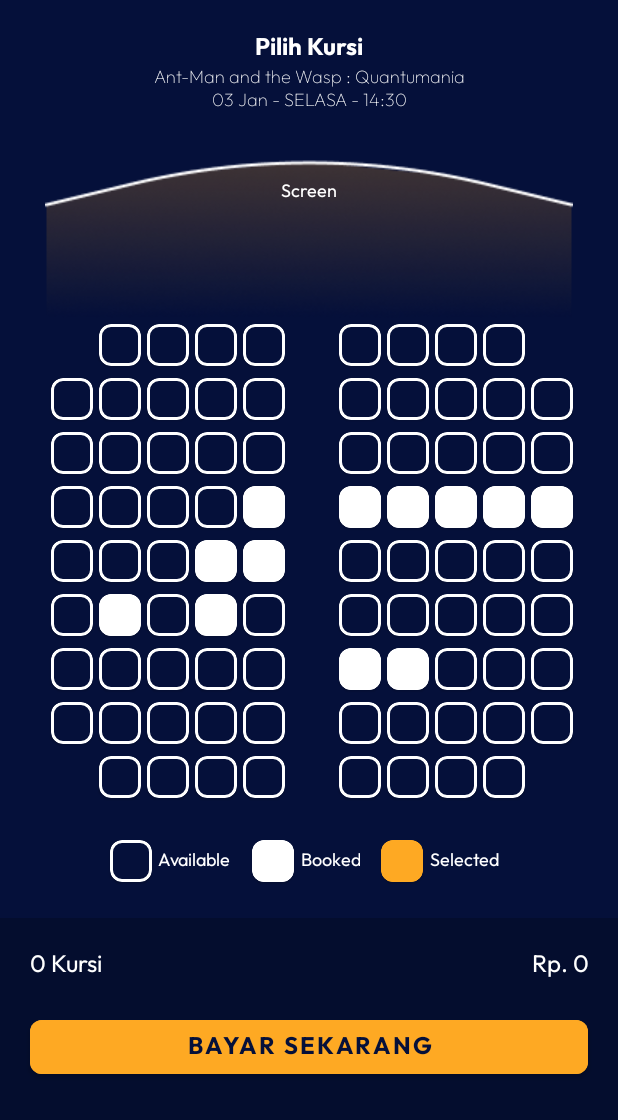
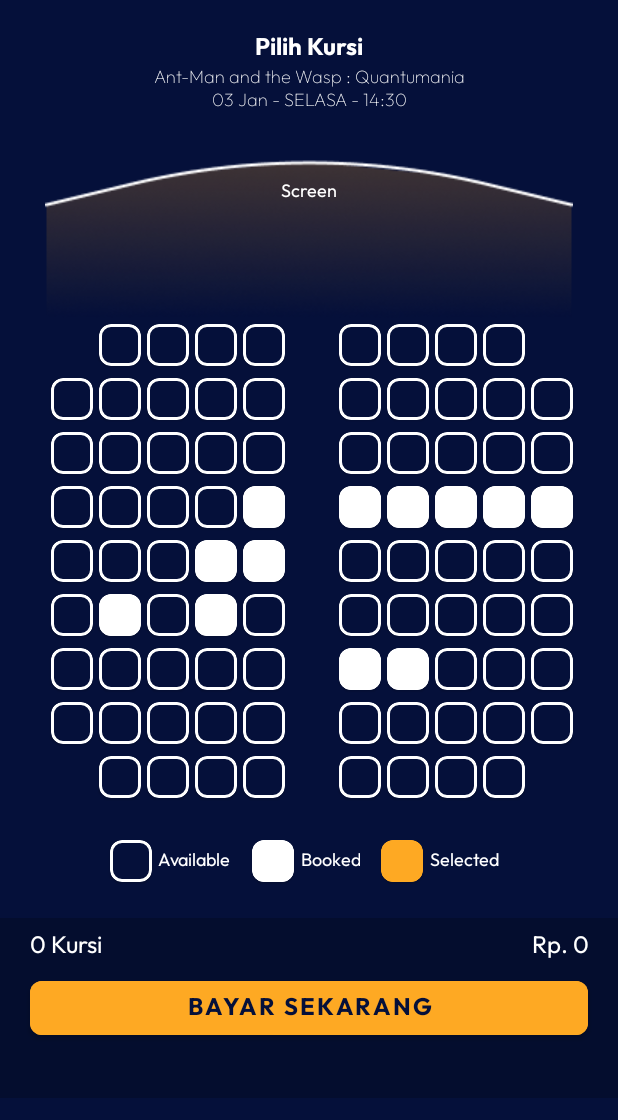
Before and after one commit to ridhogaa/WorkshopMovieApps, an Android app: the SeatsActivity screen opened directly, with no data from a screen before it, on a phone screen of 412 x 824 dp. Shown: the top 1120 px of the screen. Run offline under Robolectric (Android 15) with nearby library versions, the phone set to English and light mode, and no system bars.

Commit message:
feat: seats

```diff
--- a/app/src/main/res/layout/activity_seats.xml
+++ b/app/src/main/res/layout/activity_seats.xml
@@ -108,7 +108,7 @@
                 android:contentDescription="@null"
                 android:layout_width="0dp"
                 android:src="@color/semi_transparent_black"
-                android:layout_height="0dp"
+                android:layout_height="120dp"
                 android:layout_marginTop="20dp"
                 app:layout_constraintBottom_toBottomOf="parent"
                 app:layout_constraintTop_toBottomOf="@+id/rv_seats_desc"
```
